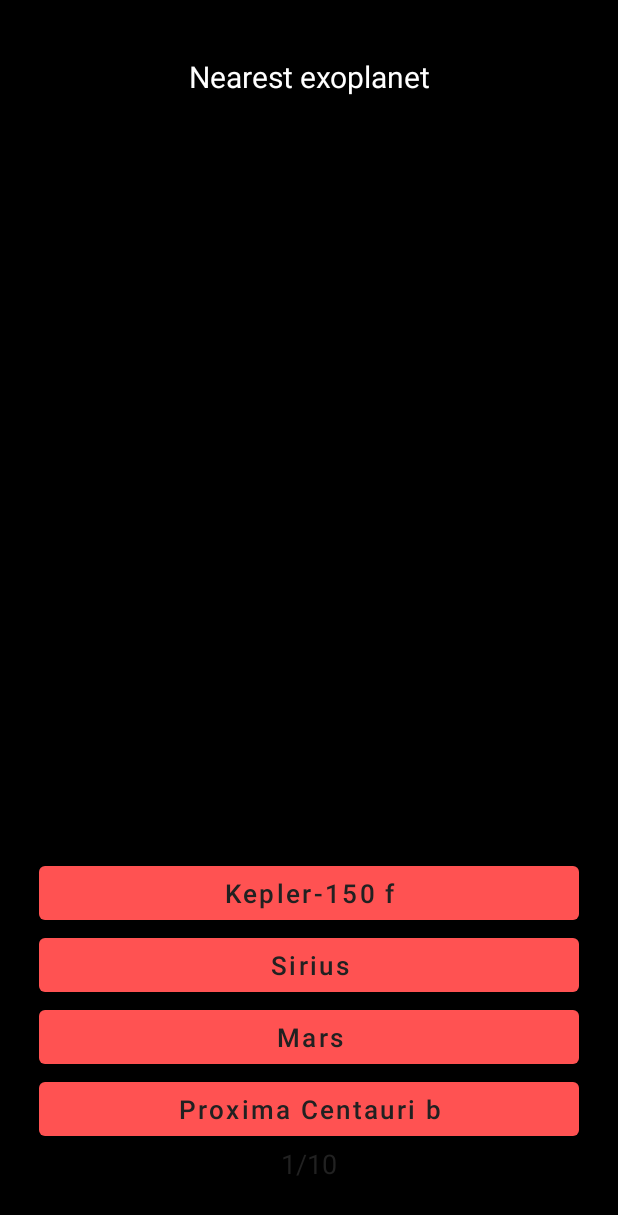
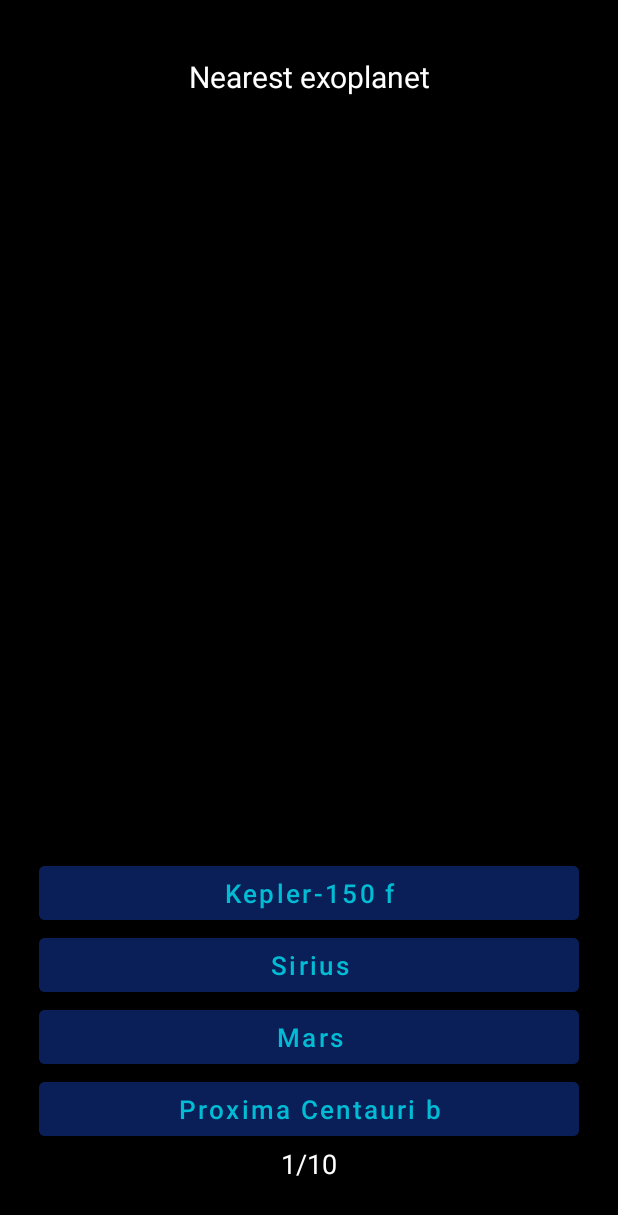
Before and after one commit to cj3dreams/JamesApp, an Android app: the fragment PlayingQuizFragment placed in its activity, on a phone screen of 412 x 824 dp. Shown: the top 1215 px of the screen. Run offline under Robolectric (Android 15) with nearby library versions, the phone set to English and light mode, and no system bars.

Commit message:
fixed quiz

```diff
--- a/app/src/main/res/layout/fragment_playing_quiz.xml
+++ b/app/src/main/res/layout/fragment_playing_quiz.xml
@@ -37,10 +37,10 @@
             android:id="@+id/answer1Btn"
             android:layout_width="match_parent"
             android:layout_height="wrap_content"
-
             android:maxLines="2"
+            android:backgroundTint="@color/button_dark_blue"
+            android:textColor="@color/primary"
             android:textAllCaps="false"
-            android:textColor="@color/primary_text"
             android:textSize="17sp"
             tools:text="Кокочамбо вапвап" />
 
@@ -51,7 +51,8 @@
             android:layout_below="@+id/answer1Btn"
             android:maxLines="2"
             android:textAllCaps="false"
-            android:textColor="@color/primary_text"
+            android:backgroundTint="@color/button_dark_blue"
+            android:textColor="@color/primary"
             android:textSize="17sp"
             tools:text="Кокочамбо вапвап" />
 
@@ -62,7 +63,8 @@
             android:layout_below="@+id/answer2Btn"
             android:maxLines="2"
             android:textAllCaps="false"
-            android:textColor="@color/primary_text"
+            android:backgroundTint="@color/button_dark_blue"
+            android:textColor="@color/primary"
             android:textSize="17sp"
             tools:text="Кокочамбо вапвап" />
 
@@ -73,7 +75,8 @@
             android:layout_below="@+id/answer3Btn"
             android:maxLines="2"
             android:textAllCaps="false"
-            android:textColor="@color/primary_text"
+            android:backgroundTint="@color/button_dark_blue"
+            android:textColor="@color/primary"
             android:textSize="17sp"
             tools:text="Кокочамбо вапвап" />
 
@@ -82,7 +85,7 @@
     <TextView
         android:id="@+id/currentQuestionTx"
         android:layout_marginBottom="10dp"
-        android:textColor="@color/primary_text"
+        android:textColor="@color/white"
         android:layout_centerHorizontal="true"
         android:layout_width="wrap_content"
         android:layout_height="wrap_content"
--- a/app/src/main/res/values/colors.xml
+++ b/app/src/main/res/values/colors.xml
@@ -7,6 +7,7 @@
     <color name="teal_700">#FF018786</color>
     <color name="black">#FF000000</color>
     <color name="white">#FFFFFFFF</color>
+    <color name="button_dark_blue">#0A1E57</color>
 
     <color name="primary">#00BCD4</color>
     <color name="super_primary">#01ADC3</color>
```
